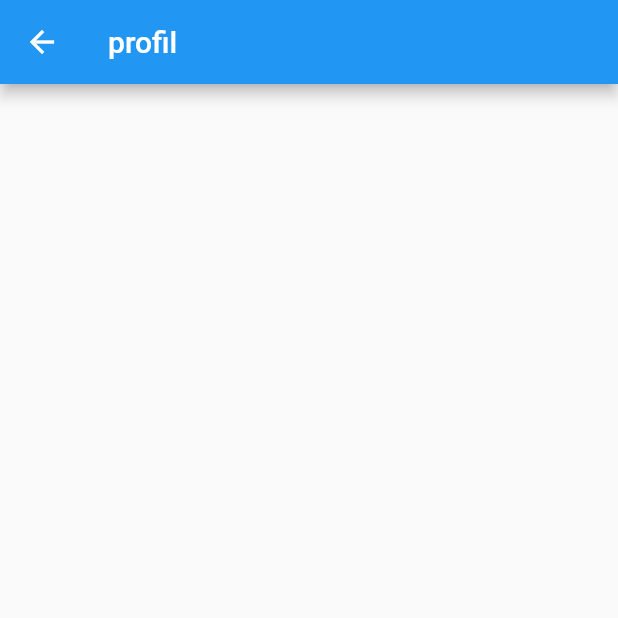
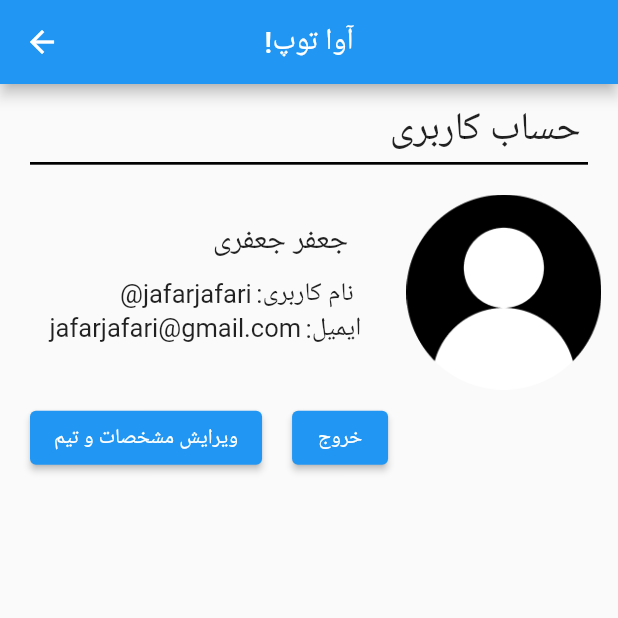
Before and after one commit to aidinasgary/avatoop, a Flutter app: the ProfileScreen screen opened by its route, on a phone screen of 412 x 824 dp, the top half of it. Run offline on Flutter 3.47's test engine with Material 2 defaults, Android fonts, the phone set to English and light mode, and no system bars; our stand-ins replace carousel_slider; Roboto replaces fonts that are missing (Dubai, dubai).

Commit message:
تغییرات بخش پروفایل سربرگ بالایی

```diff
--- a/lib/ui/profile_screen.dart
+++ b/lib/ui/profile_screen.dart
@@ -13,11 +13,100 @@ class _ProfileScreenState extends State<ProfileScreen> {
   Widget build(BuildContext context) {
     return Scaffold(
       appBar: AppBar(
-        title: Text(
-          'profil'
+        title: const Text("آوا توپ!",
+          textDirection: TextDirection.rtl, style: TextStyle(fontFamily: 'Dubai'),
         ),
+        centerTitle: true,
       ),
-
+      body: Column(
+        children: [
+          Container(
+            child: const Text("حساب کاربری",
+              textDirection: TextDirection.rtl,
+              style: TextStyle(fontFamily: 'dubai', fontSize: 26),
+            ),
+            padding: EdgeInsets.only(top: 12, left: 235),
+          ),
+          Container(
+            color: Colors.black,
+            padding: EdgeInsets.only(top: 1.8),
+            margin: EdgeInsets.only(top: 5, right: 20, left: 20),
+          ),
+          Row(
+            children: [
+              Column(
+              children: [
+                Container(
+                  child: Text('جعفر جعفری',
+                    textDirection: TextDirection.rtl,
+                    style: TextStyle(fontSize: 20, fontFamily: 'dubai'),
+                  ),
+                  padding: EdgeInsets.only(left: 133, bottom: 10),
+                ),
+                Row(
+                  children: [
+                    Container(
+                    child: Text('@jafarjafari',
+                      textDirection: TextDirection.ltr,
+                      style: TextStyle(fontFamily: 'dubai', fontSize: 17),
+                    ),
+                    margin: EdgeInsets.only(left: 75),
+                  ),
+                    Container(
+                      child: Text('نام کاربری:',
+                        textDirection: TextDirection.rtl,
+                        style: TextStyle(fontFamily: 'dubai', fontSize: 17),
+                      ),
+                      margin: EdgeInsets.only(left:3),
+                    ),
+                  ],
+                ),
+                Row(
+                  children: [
+                    Container(
+                      child: Text('jafarjafari@gmail.com',
+                        textDirection: TextDirection.ltr,
+                        style: TextStyle(fontSize: 17, fontFamily: 'dubai'),
+                      ),
+                      margin: EdgeInsets.only(left: 33),
+                    ),
+                    Container(
+                      child: Text('ایمیل:',
+                        textDirection: TextDirection.rtl,
+                        style: TextStyle(fontSize: 17, fontFamily: 'dubai'),
+                      ),
+                      margin: EdgeInsets.only(left: 3),
+                    ),
+                  ],
+                ),
+              ],
+            ),
+              Container(
+                child: Image.asset('assets/images/profile.png', width: 130),
+                margin: EdgeInsets.only(top: 20, left: 30, bottom: 8),
+              ),
+            ],
+          ),
+          Row(
+            children: [
+              Container(
+                child: ElevatedButton(
+                  onPressed: (){},
+                  child: const Text('ویرایش مشخصات و تیم')
+                ),
+                margin: EdgeInsets.only(left: 20),
+              ),
+              Container(
+                child: ElevatedButton(
+                  onPressed: (){},
+                  child: const Text('خروج')
+                ),
+                margin: EdgeInsets.only(left: 20),
+              ),
+            ],
+          ),
+        ],
+      ),
        );
   }
 }
--- a/pubspec.yaml
+++ b/pubspec.yaml
@@ -57,6 +57,10 @@ flutter:
       fonts:
         - asset: assets/fonts/dubai-medium.ttf
           weight: 700
+    - family: Dubai_b
+      fonts:
+        - asset: assets/fonts/dubai-bold.ttf
+          weight: 700
 
   # The following line ensures that the Material Icons font is
   # included with your application, so that you can use the icons in
```
Also changed, not shown: lib/data/Avatoop_jacon.dart (+8 -8 lines), lib/ui/home_page.dart (+47 -85 lines), pubspec.lock.
